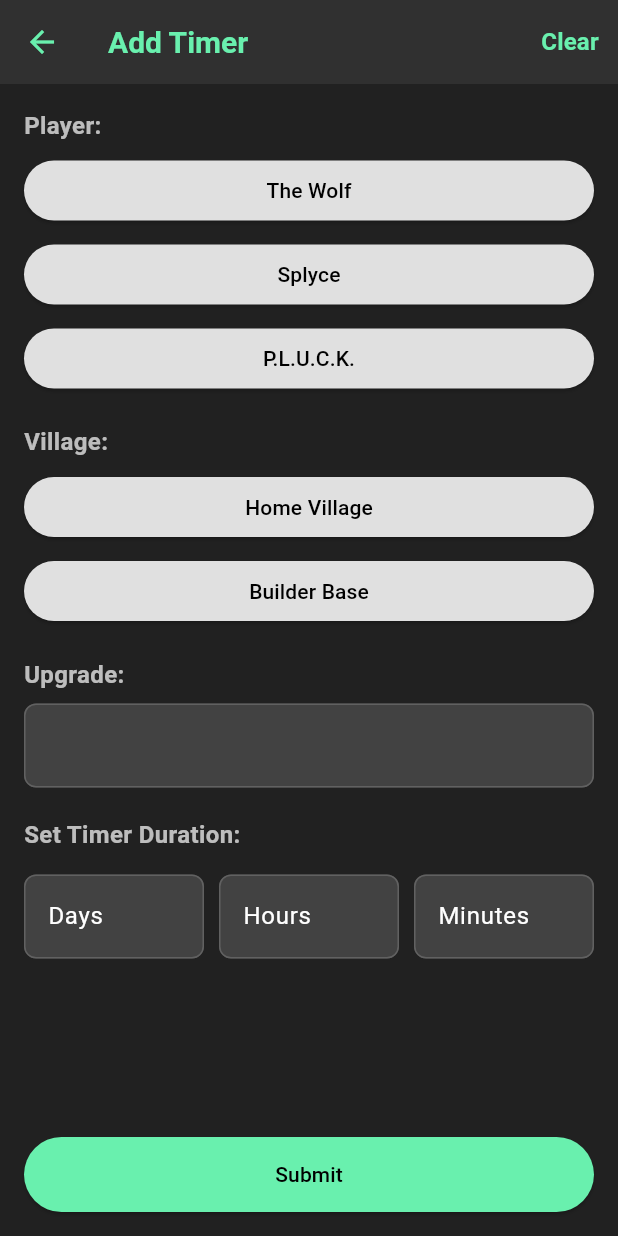
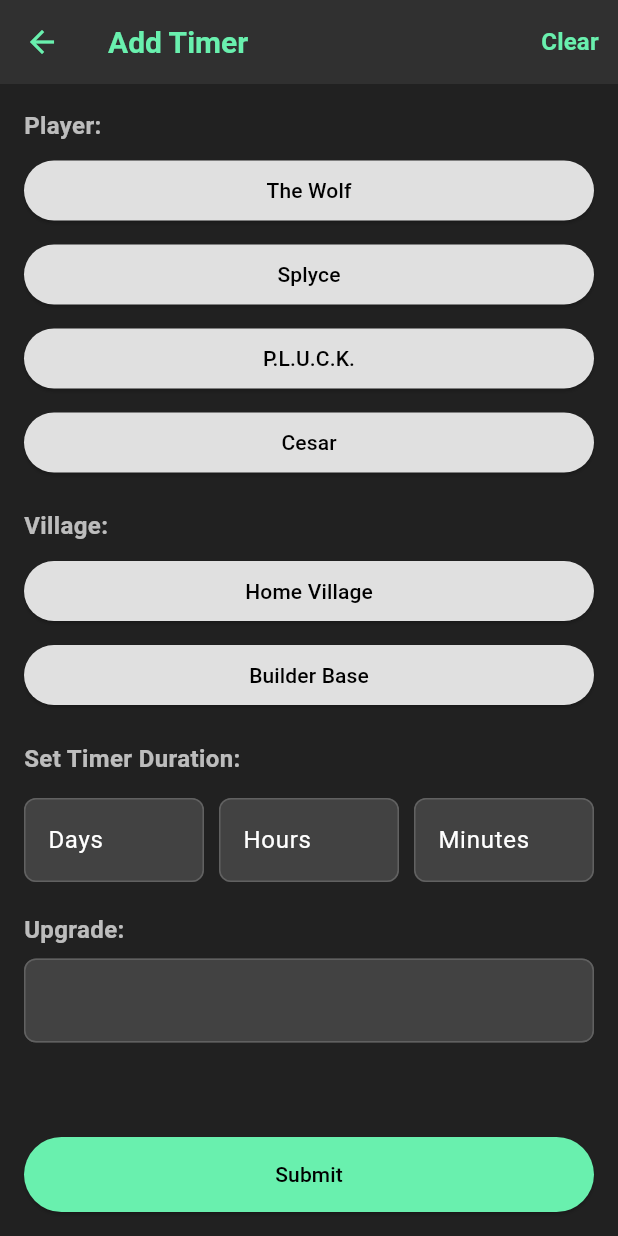
Before and after one commit to wxlfkiNgg/ClashOfNotifications, a Flutter app: the AddTimerPage screen opened directly, on a phone screen of 412 x 824 dp. Run offline on Flutter 3.47's test engine with Material 3 defaults, Android fonts, the phone set to English and light mode, and no system bars; our stand-ins replace flutter_local_notifications, permission_handler, sqflite, timezone; accounts and stored records are empty.

Commit message:
~ Add support for new village (Cesar) ~ Swapped order of inputs (duration now above Upgrade Name) ~ +1 minute no longer applied in the logic (no idea why tf I did this initially)

```diff
--- a/lib/pages/add_timer_page.dart
+++ b/lib/pages/add_timer_page.dart
@@ -123,6 +123,16 @@ class AddTimerPageState extends State<AddTimerPage> {
                           ),
                           child: const Text('P.L.U.C.K.'),
                         ),
+                        const SizedBox(height: 8),
+                        ElevatedButton(
+                          onPressed: () => setState(() => selectedPlayer = 'Cesar'),
+                          style: ElevatedButton.styleFrom(
+                            backgroundColor: selectedPlayer == 'Cesar' ? Colors.green : Colors.grey[300],
+                            foregroundColor: selectedPlayer == 'Cesar' ? Colors.white : Colors.black,
+                            minimumSize: const Size(double.infinity, 40),
+                          ),
+                          child: const Text('Cesar'),
+                        ),
                       ],
                     ),
 
@@ -156,23 +166,6 @@ class AddTimerPageState extends State<AddTimerPage> {
                       ],
                     ),
 
-                    const SizedBox(height: 20),
-
-                    const Text("Upgrade:", style: TextStyle(fontSize: 16, fontWeight: FontWeight.bold)),
-                    const SizedBox(height: 8),
-                    TextField(
-                      textCapitalization: TextCapitalization.words,
-                      controller: upgradeController,
-                      focusNode: upgradeFocusNode,
-                      maxLines: 1, // Allows multi-line input
-                      decoration: InputDecoration(
-                        border: OutlineInputBorder(), // Adds a border around the field
-                        hintText: "",
-                      ),
-                      onSubmitted: (_) {
-                        FocusScope.of(context).requestFocus(daysFocusNode);
-                      },
-                    ),
 
                     const SizedBox(height: 20),
 
@@ -221,6 +214,24 @@ class AddTimerPageState extends State<AddTimerPage> {
                         ),
                       ],
                     ),
+
+                    const SizedBox(height: 20),
+
+                    const Text("Upgrade:", style: TextStyle(fontSize: 16, fontWeight: FontWeight.bold)),
+                    const SizedBox(height: 8),
+                    TextField(
+                      textCapitalization: TextCapitalization.words,
+                      controller: upgradeController,
+                      focusNode: upgradeFocusNode,
+                      maxLines: 1, // Allows multi-line input
+                      decoration: InputDecoration(
+                        border: OutlineInputBorder(), // Adds a border around the field
+                        hintText: "",
+                      ),
+                      onSubmitted: (_) {
+                        FocusScope.of(context).requestFocus(daysFocusNode);
+                      },
+                    ),
                   ],
                 ),
               ),
@@ -239,7 +250,7 @@ class AddTimerPageState extends State<AddTimerPage> {
                     final upgrade = upgradeController.text;
                     final days = int.tryParse(daysController.text) ?? 0;
                     final hours = int.tryParse(hoursController.text) ?? 0;
-                    final minutes = (int.tryParse(minutesController.text) ?? 0) + 1; // Add 1 minute to ensure the timer is set in the future
+                    final minutes = (int.tryParse(minutesController.text) ?? 0);
 
                     // Calculate expiry time
                     final duration = Duration(days: days, hours: hours, minutes: minutes);
```
